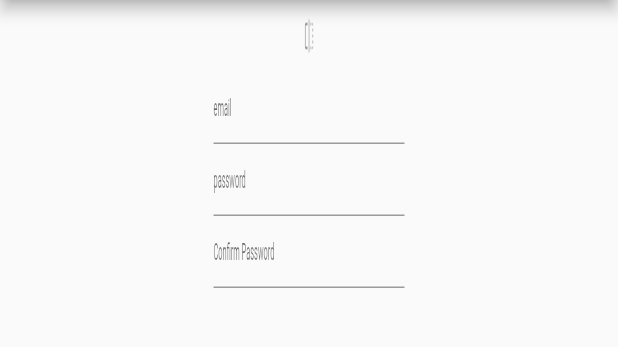
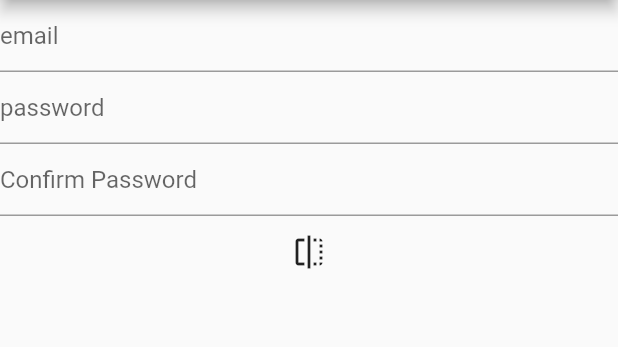
Before and after one commit to AtumaKen/page_flip, a Flutter app: the first screen one second after launch, on a phone screen of 412 x 824 dp, the part 84-431 px from its top. Run offline on Flutter 3.47's test engine with Material 2 defaults, Android fonts, the phone set to English and light mode, and no system bars.

```diff
--- a/lib/AnimatedPageFlipBuilder.dart
+++ b/lib/AnimatedPageFlipBuilder.dart
@@ -25,8 +25,10 @@ class AnimatedPageFlipBuilder extends StatelessWidget {
           final rotationValue = animation.value * pi;
           final rotationAngle =
               animation.value > 0.5 ? pi - rotationValue : rotationValue;
+          var tilt = (animation.value - 0.5).abs() - 0.5;
+          tilt *= isAnimationHalf? - 0.03 : 0.03;
           return Transform(
-            transform: Matrix4.rotationY(rotationAngle),
+            transform: Matrix4.rotationY(rotationAngle)..setEntry(3, 0, tilt),
             child: child,
             alignment: Alignment.center,
           );
--- a/lib/main.dart
+++ b/lib/main.dart
@@ -42,9 +42,9 @@ class _MyHomePageState extends State<MyHomePage> {
       body: PageFlipBuilder(
           key: pageBuilderKey,
           frontBuilder: (_) =>
-              SignUp(onFlip: pageBuilderKey.currentState?.flip()),
+              SignUp(onFlip: () => pageBuilderKey.currentState?.flip()),
           backBuilder: (_) =>
-              SignIn(onFlip: pageBuilderKey.currentState?.flip())),
+              SignIn(onFlip: () => pageBuilderKey.currentState?.flip())),
     );
   }
 }
--- a/lib/sign_up.dart
+++ b/lib/sign_up.dart
@@ -9,9 +9,9 @@ class SignUp extends StatelessWidget {
     return Center(
       child: Column(
         children: [
-          BottomFlipIconButton(onFlip: onFlip,),
           textFields("email")!, textFields("password")!,
-          textFields("Confirm Password")!],
+          textFields("Confirm Password")!,
+          BottomFlipIconButton(onFlip: onFlip,),],
       ),
     );
   }
```
